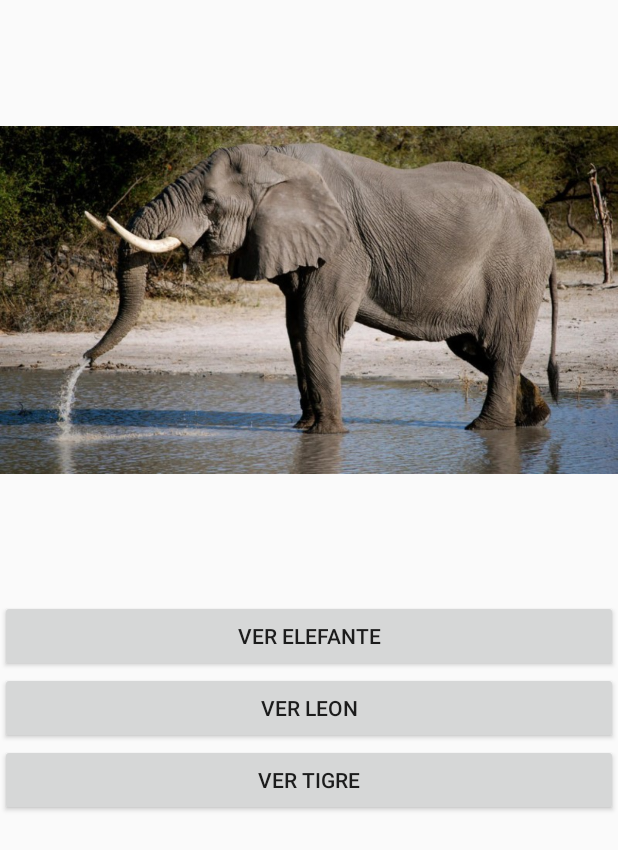
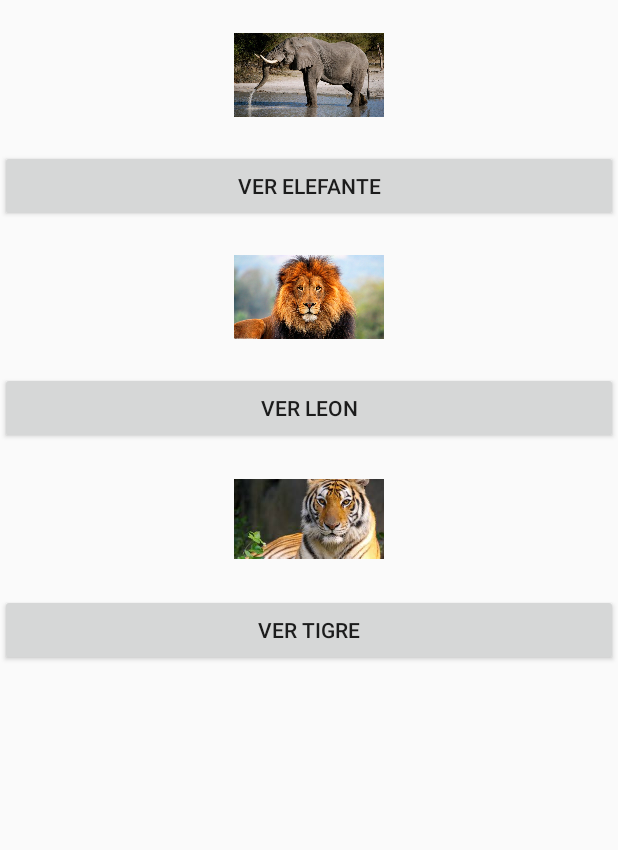
Before and after one commit to alejandroagca/EjerciciosDeIntroduccion, an Android app: the Ejercicio4Activity screen opened directly, with no data from a screen before it, on a phone screen of 412 x 824 dp. Shown: the top 850 px of the screen. Run offline under Robolectric (Android 15) with nearby library versions, the phone set to English and light mode, and no system bars.

Commit message:
Mejoras terminadas

```diff
--- a/app/src/main/AndroidManifest.xml
+++ b/app/src/main/AndroidManifest.xml
@@ -38,7 +38,8 @@
             android:name=".WebViewActivity"
             android:label="@string/title_activity_web_view"
             android:theme="@style/AppTheme.NoActionBar" />
-        <activity android:name=".ImageViewActivity"></activity>
+        <activity android:name=".ImageViewActivity" />
+        <activity android:name=".ImagenActivity"></activity>
     </application>
 
 </manifest>
--- a/app/src/main/res/layout/activity_ejercicio4.xml
+++ b/app/src/main/res/layout/activity_ejercicio4.xml
@@ -1,33 +1,55 @@
 <?xml version="1.0" encoding="utf-8"?>
-<LinearLayout xmlns:android="http://schemas.android.com/apk/res/android"
+<RelativeLayout xmlns:android="http://schemas.android.com/apk/res/android"
     xmlns:app="http://schemas.android.com/apk/res-auto"
     xmlns:tools="http://schemas.android.com/tools"
     android:layout_width="match_parent"
     android:layout_height="match_parent"
-    tools:context="com.example.usuario.ejerciciosdeintroduccion.Ejercicio4Activity"
-    android:orientation="vertical">
-
-    <ImageView
-        android:id="@+id/imgAnimal"
-        android:layout_width="match_parent"
-        android:layout_height="400dp"
-        app:srcCompat="@drawable/elefante" />
-
+    tools:context="com.example.usuario.ejerciciosdeintroduccion.Ejercicio4Activity">
     <Button
         android:id="@+id/btnElefante"
         android:layout_width="match_parent"
         android:layout_height="wrap_content"
-        android:text="@string/btnElefante" />
+        android:text="@string/btnElefante"
+        android:layout_below="@+id/imageView"
+        android:layout_alignParentStart="true" />
 
     <Button
         android:id="@+id/btnLeon"
         android:layout_width="match_parent"
         android:layout_height="wrap_content"
-        android:text="@string/btnLeon" />
+        android:text="@string/btnLeon"
+        android:layout_below="@+id/imageView2"
+        android:layout_alignParentStart="true" />
 
     <Button
         android:id="@+id/btnTigre"
         android:layout_width="match_parent"
         android:layout_height="wrap_content"
-        android:text="@string/btnTigre" />
-</LinearLayout>
+        android:text="@string/btnTigre"
+        android:layout_below="@+id/imageView3"
+        android:layout_alignParentStart="true" />
+
+    <ImageView
+        android:id="@+id/imageView"
+        android:layout_width="100dp"
+        android:layout_height="100dp"
+        app:srcCompat="@drawable/elefante"
+        android:layout_alignParentTop="true"
+        android:layout_centerHorizontal="true" />
+
+    <ImageView
+        android:id="@+id/imageView2"
+        android:layout_width="100dp"
+        android:layout_height="100dp"
+        app:srcCompat="@drawable/leon"
+        android:layout_below="@+id/btnElefante"
+        android:layout_alignStart="@+id/imageView" />
+
+    <ImageView
+        android:id="@+id/imageView3"
+        android:layout_width="100dp"
+        android:layout_height="100dp"
+        app:srcCompat="@drawable/tigre"
+        android:layout_below="@+id/btnLeon"
+        android:layout_alignStart="@+id/imageView2" />
+</RelativeLayout>
```
Also changed, not shown: app/src/main/java/com/example/usuario/ejerciciosdeintroduccion/Ejercicio4Activity.java (+18 -9 lines), app/src/main/java/com/example/usuario/ejerciciosdeintroduccion/ImagenActivity.java (added, +19 -0 lines), app/src/main/res/layout/activity_imagen.xml (added, +16 -0 lines).
